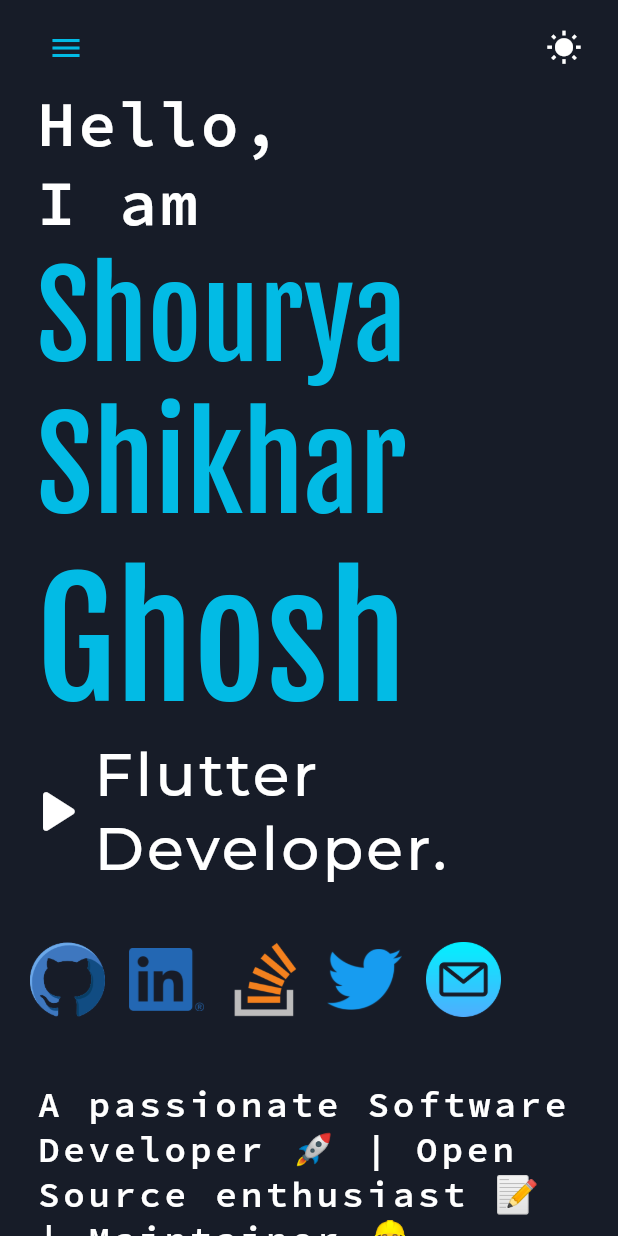
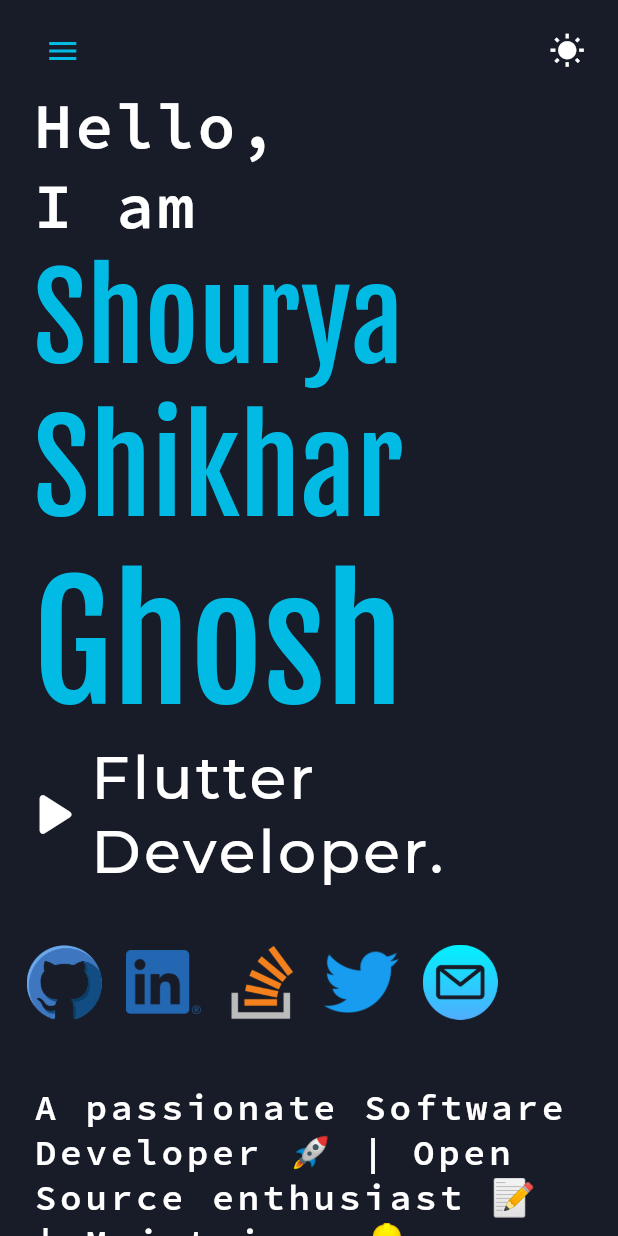
Before and after one commit to danger-ahead/flutter_dev_folio, a Flutter app: the screen it shows after launch, on a phone screen of 412 x 824 dp. Run offline on Flutter 3.47's test engine with Material 2 defaults, Android fonts, the phone set to English and light mode, and no system bars; missing offline and left inert: dart:html.

Commit message:
implemented single time loading of json object
- support resume and education buttons going invisible depending on data
- added dynamic padding in main home screen

```diff
--- a/lib/main.dart
+++ b/lib/main.dart
@@ -7,10 +7,11 @@ import 'package:flutter_dev_folio/routes/experience.dart';
 import 'package:flutter_dev_folio/routes/projects.dart';
 import 'package:flutter_dev_folio/routes/achievements.dart';
 import 'package:flutter_dev_folio/src/configure_web.dart';
+import 'package:flutter_dev_folio/src/json_service.dart';
 import 'package:flutter_dev_folio/src/theme/custom_theme.dart';
 import 'package:flutter_dev_folio/src/theme/config.dart';
 
-void main() {
+void main() async {
   configureApp();
   runApp(MyApp());
 }
@@ -26,6 +27,10 @@ class _MyAppState extends State<MyApp> {
   void initState() {
     super.initState();
     currentTheme.addListener(() {
+      setState(() {});
+    });
+    jsonService.init();
+    jsonService.addListener(() {
       setState(() {});
     });
   }
--- a/lib/routes/education.dart
+++ b/lib/routes/education.dart
@@ -26,7 +26,7 @@ class Education extends StatelessWidget {
                   if (snapshot.data == null)
                     return Center();
                   else {
-                    var data = (snapshot.data as List<List<String>>).toList();
+                    var data = (snapshot.data as List<List<String>>);
                     return LayoutBuilder(builder: (context, constraints) {
                       if (constraints.maxWidth < 1000) {
                         return SingleChildScrollView(
--- a/lib/routes/home.dart
+++ b/lib/routes/home.dart
@@ -1,4 +1,4 @@
-import 'package:flutter_dev_folio/routes/education.dart';
+import 'package:flutter_dev_folio/src/education/education_button.dart';
 import 'package:flutter_dev_folio/src/home/about.dart';
 import 'package:flutter_dev_folio/src/home/resume.dart';
 import 'package:flutter_dev_folio/src/home/social_media_bar.dart';
@@ -8,7 +8,6 @@ import 'package:flutter_dev_folio/src/home/designation.dart';
 import 'package:flutter_dev_folio/src/home/introduction.dart';
 import 'package:flutter_dev_folio/src/home/my_name.dart';
 import 'package:flutter_dev_folio/src/home/nav_bar.dart';
-import 'package:flutter_dev_folio/src/custom/text_style.dart';
 
 class HomePage extends StatefulWidget {
   HomePage({Key? key}) : super(key: key);
@@ -27,17 +26,19 @@ class _HomePageState extends State<HomePage> {
 
   @override
   Widget build(BuildContext context) {
+    double width = MediaQuery.of(context).size.width;
+    double height = MediaQuery.of(context).size.height;
     return Scaffold(
       body: LayoutBuilder(builder: (context, constraints) {
         if (constraints.maxWidth < 1000) {
           return SingleChildScrollView(
             child: Padding(
-              padding: const EdgeInsets.symmetric(horizontal: 12.0),
+              padding: EdgeInsets.symmetric(horizontal: width * 0.024),
               child: Column(
                 crossAxisAlignment: CrossAxisAlignment.start,
                 children: [
                   Padding(
-                    padding: const EdgeInsets.only(top: 8.0),
+                    padding: EdgeInsets.only(top: height * 0.012),
                     child: Row(
                       mainAxisAlignment: MainAxisAlignment.spaceBetween,
                       children: [
@@ -53,8 +54,9 @@ class _HomePageState extends State<HomePage> {
                                 Theme.of(context).primaryColor),
                           ),
                           onPressed: () {
-                            menuVisible = !menuVisible;
-                            setState(() {});
+                            setState(() {
+                              menuVisible = !menuVisible;
+                            });
                           },
                           child: menuVisible
                               ? Icon(Icons.menu_open)
@@ -67,7 +69,7 @@ class _HomePageState extends State<HomePage> {
                   Visibility(
                     visible: menuVisible,
                     child: Padding(
-                      padding: const EdgeInsets.only(bottom: 20.0),
+                      padding: EdgeInsets.only(bottom: height * 0.029),
                       child: NavBar(
                         isDarkModeBtnVisible: false,
                       ),
@@ -81,21 +83,14 @@ class _HomePageState extends State<HomePage> {
                   Designation(isMobile: true, context: context),
                   SocialMediaBar(),
                   About(fontSize: 24),
-                  FittedBox(
-                    fit: BoxFit.contain,
-                    child: Row(
+                  Padding(
+                    padding: EdgeInsets.only(bottom: height * 0.029),
+                    child: OverflowBar(
                       children: [
-                        Resume(),
-                        Padding(
-                          padding:
-                              const EdgeInsets.only(left: 10.0, bottom: 20.0),
-                          child: TextButton(
-                            onPressed: () =>
-                                Navigator.pushNamed(context, Education.route),
-                            child: text('EDUCATION', 20,
-                                Theme.of(context).primaryColor),
-                          ),
+                        Resume(
+                          width: 0,
                         ),
+                        EducationButton(),
                       ],
                     ),
                   ),
@@ -109,13 +104,13 @@ class _HomePageState extends State<HomePage> {
               crossAxisAlignment: CrossAxisAlignment.start,
               children: [
                 Padding(
-                  padding: const EdgeInsets.only(bottom: 80.0),
+                  padding: EdgeInsets.only(bottom: height * 0.1),
                   child: NavBar(
                     isDarkModeBtnVisible: true,
                   ),
                 ),
                 Padding(
-                  padding: const EdgeInsets.symmetric(horizontal: 50.0),
+                  padding: EdgeInsets.symmetric(horizontal: width * 0.032),
                   child: Column(
                     crossAxisAlignment: CrossAxisAlignment.start,
                     children: [
@@ -129,20 +124,16 @@ class _HomePageState extends State<HomePage> {
                       Designation(isMobile: false, context: context),
                       SocialMediaBar(),
                       About(fontSize: 30),
-                      Row(
-                        children: [
-                          Resume(),
-                          Padding(
-                            padding:
-                                const EdgeInsets.only(left: 30.0, bottom: 20.0),
-                            child: TextButton(
-                              onPressed: () =>
-                                  Navigator.pushNamed(context, Education.route),
-                              child: text('EDUCATION', 20,
-                                  Theme.of(context).primaryColor),
+                      Padding(
+                        padding: EdgeInsets.only(bottom: height * 0.026),
+                        child: Row(
+                          children: [
+                            Resume(
+                              width: width,
                             ),
-                          ),
-                        ],
+                            EducationButton(),
+                          ],
+                        ),
                       ),
                     ],
                   ),
--- a/lib/src/achievements/data.dart
+++ b/lib/src/achievements/data.dart
@@ -1,9 +1,8 @@
 import 'dart:convert';
-import 'package:flutter/services.dart';
+import 'package:flutter_dev_folio/src/json_service.dart';
 
 Future<List<List<String>>> achievements() async {
-  String loadJSON = await rootBundle.loadString('assets/portfolio.json');
-  var response = jsonDecode(loadJSON);
+  var response = jsonDecode(JSONService.json);
 
   List<List<String>> totalAchievements = [];
   List<String> temp = [];
--- a/lib/src/education/data.dart
+++ b/lib/src/education/data.dart
@@ -1,9 +1,8 @@
 import 'dart:convert';
-import 'package:flutter/services.dart';
+import 'package:flutter_dev_folio/src/json_service.dart';
 
 Future<List<List<String>>> education() async {
-  String loadJSON = await rootBundle.loadString('assets/portfolio.json');
-  var response = jsonDecode(loadJSON);
+  var response = jsonDecode(JSONService.json);
 
   List<List<String>> totalEducation = [];
   List<String> temp = [];
--- a/lib/src/experience/data.dart
+++ b/lib/src/experience/data.dart
@@ -1,9 +1,8 @@
 import 'dart:convert';
-import 'package:flutter/services.dart';
+import 'package:flutter_dev_folio/src/json_service.dart';
 
 Future<List<List<String>>> experience() async {
-  String loadJSON = await rootBundle.loadString('assets/portfolio.json');
-  var response = jsonDecode(loadJSON);
+  var response = jsonDecode(JSONService.json);
 
   List<List<String>> totalExperience = [];
   List<String> temp = [];
--- a/lib/src/projects/data.dart
+++ b/lib/src/projects/data.dart
@@ -1,13 +1,14 @@
 import 'dart:convert';
 import 'package:flutter/services.dart';
+import 'package:flutter_dev_folio/src/json_service.dart';
 import 'package:http/http.dart' as http;
 
 //checking if dotenv starts with "ghp"
 //https://github.blog/changelog/2021-03-31-authentication-token-format-updates-are-generally-available/#:~:text=ghp_%20for%20Personal%20Access%20Tokens
 
 Future<List<List<String>>> projects() async {
-  String loadJSON = await rootBundle.loadString('assets/portfolio.json');
-  var response = jsonDecode(loadJSON);
+  // String loadJSON = await rootBundle.loadString('assets/portfolio.json');
+  var response = jsonDecode(JSONService.json);
 
   List<List<String>> totalProjects = [];
   List<String> temp = [];
--- a/lib/src/whatIDo/data.dart
+++ b/lib/src/whatIDo/data.dart
@@ -1,9 +1,8 @@
 import 'dart:convert';
-import 'package:flutter/services.dart';
+import 'package:flutter_dev_folio/src/json_service.dart';
 
 Future<List<List<String>>> whatIdo() async {
-  String loadJSON = await rootBundle.loadString('assets/portfolio.json');
-  var response = jsonDecode(loadJSON);
+  var response = jsonDecode(JSONService.json);
 
   var proficiency = response["what_i_do"]["proficiency"].toList();
   var tools = response["what_i_do"]["tools"].toList();
```
Also changed, not shown: lib/src/configure_web.dart (+4 -4 lines), lib/src/contact_me/data.dart (+4 -7 lines), lib/src/education/education_button.dart (added, +25 -0 lines), lib/src/home/data.dart (+6 -11 lines), lib/src/home/resume.dart (+13 -5 lines), lib/src/json_service.dart (added, +13 -0 lines).
